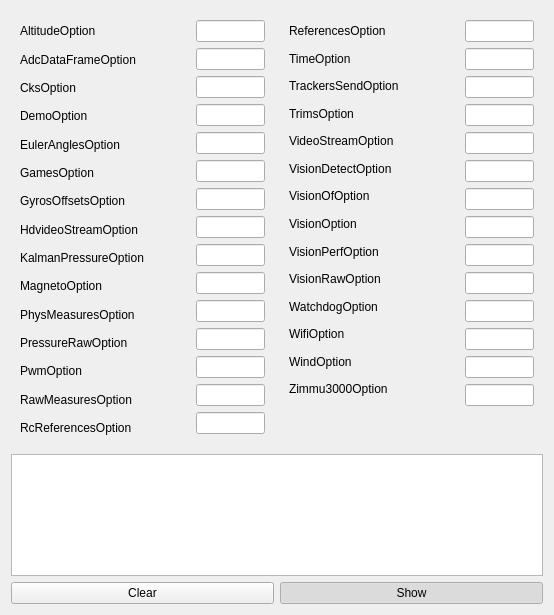
Old version of the form QT/myo-drone/gui/NavdataDebugWindow.ui in the repository ADCSP/DrohnenSteuerung.
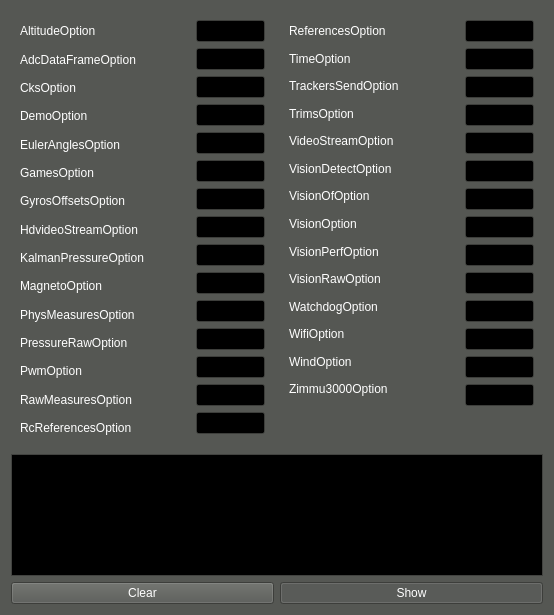
New version of the form.

Diff of the .ui file:
```diff
--- a/QT/myo-drone/gui/NavdataDebugWindow.ui
+++ b/QT/myo-drone/gui/NavdataDebugWindow.ui
@@ -22,6 +22,421 @@
     <height>615</height>
    </size>
   </property>
+  <property name="palette">
+   <palette>
+    <active>
+     <colorrole role="WindowText">
+      <brush brushstyle="SolidPattern">
+       <color alpha="255">
+        <red>255</red>
+        <green>255</green>
+        <blue>255</blue>
+       </color>
+      </brush>
+     </colorrole>
+     <colorrole role="Button">
+      <brush brushstyle="SolidPattern">
+       <color alpha="255">
+        <red>85</red>
+        <green>87</green>
+        <blue>83</blue>
+       </color>
+      </brush>
+     </colorrole>
+     <colorrole role="Light">
+      <brush brushstyle="SolidPattern">
+       <color alpha="255">
+        <red>127</red>
+        <green>131</green>
+        <blue>124</blue>
+       </color>
+      </brush>
+     </colorrole>
+     <colorrole role="Midlight">
+      <brush brushstyle="SolidPattern">
+       <color alpha="255">
+        <red>106</red>
+        <green>109</green>
+        <blue>103</blue>
+       </color>
+      </brush>
+     </colorrole>
+     <colorrole role="Dark">
+      <brush brushstyle="SolidPattern">
+       <color alpha="255">
+        <red>42</red>
+        <green>43</green>
+        <blue>41</blue>
+       </color>
+      </brush>
+     </colorrole>
+     <colorrole role="Mid">
+      <brush brushstyle="SolidPattern">
+       <color alpha="255">
+        <red>56</red>
+        <green>58</green>
+        <blue>55</blue>
+       </color>
+      </brush>
+     </colorrole>
+     <colorrole role="Text">
+      <brush brushstyle="SolidPattern">
+       <color alpha="255">
+        <red>255</red>
+        <green>255</green>
+        <blue>255</blue>
+       </color>
+      </brush>
+     </colorrole>
+     <colorrole role="BrightText">
+      <brush brushstyle="SolidPattern">
+       <color alpha="255">
+        <red>255</red>
+        <green>255</green>
+        <blue>255</blue>
+       </color>
+      </brush>
+     </colorrole>
+     <colorrole role="ButtonText">
+      <brush brushstyle="SolidPattern">
+       <color alpha="255">
+        <red>255</red>
+        <green>255</green>
+        <blue>255</blue>
+       </color>
+      </brush>
+     </colorrole>
+     <colorrole role="Base">
+      <brush brushstyle="SolidPattern">
+       <color alpha="255">
+        <red>0</red>
+        <green>0</green>
+        <blue>0</blue>
+       </color>
+      </brush>
+     </colorrole>
+     <colorrole role="Window">
+      <brush brushstyle="SolidPattern">
+       <color alpha="255">
+        <red>85</red>
+        <green>87</green>
+        <blue>83</blue>
+       </color>
+      </brush>
+     </colorrole>
+     <colorrole role="Shadow">
+      <brush brushstyle="SolidPattern">
+       <color alpha="255">
+        <red>0</red>
+        <green>0</green>
+        <blue>0</blue>
+       </color>
+      </brush>
+     </colorrole>
+     <colorrole role="AlternateBase">
+      <brush brushstyle="SolidPattern">
+       <color alpha="255">
+        <red>42</red>
+        <green>43</green>
+        <blue>41</blue>
+       </color>
+      </brush>
+     </colorrole>
+     <colorrole role="ToolTipBase">
+      <brush brushstyle="SolidPattern">
+       <color alpha="255">
+        <red>255</red>
+        <green>255</green>
+        <blue>220</blue>
+       </color>
+      </brush>
+     </colorrole>
+     <colorrole role="ToolTipText">
+      <brush brushstyle="SolidPattern">
+       <color alpha="255">
+        <red>0</red>
+        <green>0</green>
+        <blue>0</blue>
+       </color>
+      </brush>
+     </colorrole>
+    </active>
+    <inactive>
+     <colorrole role="WindowText">
+      <brush brushstyle="SolidPattern">
+       <color alpha="255">
+        <red>255</red>
+        <green>255</green>
+        <blue>255</blue>
+       </color>
+      </brush>
+     </colorrole>
+     <colorrole role="Button">
+      <brush brushstyle="SolidPattern">
+       <color alpha="255">
+        <red>85</red>
+        <green>87</green>
+        <blue>83</blue>
+       </color>
+      </brush>
+     </colorrole>
+     <colorrole role="Light">
+      <brush brushstyle="SolidPattern">
+       <color alpha="255">
+        <red>127</red>
+        <green>131</green>
+        <blue>124</blue>
+       </color>
+      </brush>
+     </colorrole>
+     <colorrole role="Midlight">
+      <brush brushstyle="SolidPattern">
+       <color alpha="255">
+        <red>106</red>
+        <green>109</green>
+        <blue>103</blue>
+       </color>
+      </brush>
+     </colorrole>
+     <colorrole role="Dark">
+      <brush brushstyle="SolidPattern">
+       <color alpha="255">
+        <red>42</red>
+        <green>43</green>
+        <blue>41</blue>
+       </color>
+      </brush>
+     </colorrole>
+     <colorrole role="Mid">
+      <brush brushstyle="SolidPattern">
+       <color alpha="255">
+        <red>56</red>
+        <green>58</green>
+        <blue>55</blue>
+       </color>
+      </brush>
+     </colorrole>
+     <colorrole role="Text">
+      <brush brushstyle="SolidPattern">
+       <color alpha="255">
+        <red>255</red>
+        <green>255</green>
+        <blue>255</blue>
+       </color>
+      </brush>
+     </colorrole>
+     <colorrole role="BrightText">
+      <brush brushstyle="SolidPattern">
+       <color alpha="255">
+        <red>255</red>
+        <green>255</green>
+        <blue>255</blue>
+       </color>
+      </brush>
+     </colorrole>
+     <colorrole role="ButtonText">
+      <brush brushstyle="SolidPattern">
+       <color alpha="255">
+        <red>255</red>
+        <green>255</green>
+        <blue>255</blue>
+       </color>
+      </brush>
+     </colorrole>
+     <colorrole role="Base">
+      <brush brushstyle="SolidPattern">
+       <color alpha="255">
+        <red>0</red>
+        <green>0</green>
+        <blue>0</blue>
+       </color>
+      </brush>
+     </colorrole>
+     <colorrole role="Window">
+      <brush brushstyle="SolidPattern">
+       <color alpha="255">
+        <red>85</red>
+        <green>87</green>
+        <blue>83</blue>
+       </color>
+      </brush>
+     </colorrole>
+     <colorrole role="Shadow">
+      <brush brushstyle="SolidPattern">
+       <color alpha="255">
+        <red>0</red>
+        <green>0</green>
+        <blue>0</blue>
+       </color>
+      </brush>
+     </colorrole>
+     <colorrole role="AlternateBase">
+      <brush brushstyle="SolidPattern">
+       <color alpha="255">
+        <red>42</red>
+        <green>43</green>
+        <blue>41</blue>
+       </color>
+      </brush>
+     </colorrole>
+     <colorrole role="ToolTipBase">
+      <brush brushstyle="SolidPattern">
+       <color alpha="255">
+        <red>255</red>
+        <green>255</green>
+        <blue>220</blue>
+       </color>
+      </brush>
+     </colorrole>
+     <colorrole role="ToolTipText">
+      <brush brushstyle="SolidPattern">
+       <color alpha="255">
+        <red>0</red>
+        <green>0</green>
+        <blue>0</blue>
+       </color>
+      </brush>
+     </colorrole>
+    </inactive>
+    <disabled>
+     <colorrole role="WindowText">
+      <brush brushstyle="SolidPattern">
+       <color alpha="255">
+        <red>42</red>
+        <green>43</green>
+        <blue>41</blue>
+       </color>
+      </brush>
+     </colorrole>
+     <colorrole role="Button">
+      <brush brushstyle="SolidPattern">
+       <color alpha="255">
+        <red>85</red>
+        <green>87</green>
+        <blue>83</blue>
+       </color>
+      </brush>
+     </colorrole>
+     <colorrole role="Light">
+      <brush brushstyle="SolidPattern">
+       <color alpha="255">
+        <red>127</red>
+        <green>131</green>
+        <blue>124</blue>
+       </color>
+      </brush>
+     </colorrole>
+     <colorrole role="Midlight">
+      <brush brushstyle="SolidPattern">
+       <color alpha="255">
+        <red>106</red>
+        <green>109</green>
+        <blue>103</blue>
+       </color>
+      </brush>
+     </colorrole>
+     <colorrole role="Dark">
+      <brush brushstyle="SolidPattern">
+       <color alpha="255">
+        <red>42</red>
+        <green>43</green>
+        <blue>41</blue>
+       </color>
+      </brush>
+     </colorrole>
+     <colorrole role="Mid">
+      <brush brushstyle="SolidPattern">
+       <color alpha="255">
+        <red>56</red>
+        <green>58</green>
+        <blue>55</blue>
+       </color>
+      </brush>
+     </colorrole>
+     <colorrole role="Text">
+      <brush brushstyle="SolidPattern">
+       <color alpha="255">
+        <red>42</red>
+        <green>43</green>
+        <blue>41</blue>
+       </color>
+      </brush>
+     </colorrole>
+     <colorrole role="BrightText">
+      <brush brushstyle="SolidPattern">
+       <color alpha="255">
+        <red>255</red>
+        <green>255</green>
+        <blue>255</blue>
+       </color>
+      </brush>
+     </colorrole>
+     <colorrole role="ButtonText">
+      <brush brushstyle="SolidPattern">
+       <color alpha="255">
+        <red>42</red>
+        <green>43</green>
+        <blue>41</blue>
+       </color>
+      </brush>
+     </colorrole>
+     <colorrole role="Base">
+      <brush brushstyle="SolidPattern">
+       <color alpha="255">
+        <red>85</red>
+        <green>87</green>
+        <blue>83</blue>
+       </color>
+      </brush>
+     </colorrole>
+     <colorrole role="Window">
+      <brush brushstyle="SolidPattern">
+       <color alpha="255">
+        <red>85</red>
+        <green>87</green>
+        <blue>83</blue>
+       </color>
+      </brush>
+     </colorrole>
+     <colorrole role="Shadow">
+      <brush brushstyle="SolidPattern">
+       <color alpha="255">
+        <red>0</red>
+        <green>0</green>
+        <blue>0</blue>
+       </color>
+      </brush>
+     </colorrole>
+     <colorrole role="AlternateBase">
+      <brush brushstyle="SolidPattern">
+       <color alpha="255">
+        <red>85</red>
+        <green>87</green>
+        <blue>83</blue>
+       </color>
+      </brush>
+     </colorrole>
+     <colorrole role="ToolTipBase">
+      <brush brushstyle="SolidPattern">
+       <color alpha="255">
+        <red>255</red>
+        <green>255</green>
+        <blue>220</blue>
+       </color>
+      </brush>
+     </colorrole>
+     <colorrole role="ToolTipText">
+      <brush brushstyle="SolidPattern">
+       <color alpha="255">
+        <red>0</red>
+        <green>0</green>
+        <blue>0</blue>
+       </color>
+      </brush>
+     </colorrole>
+    </disabled>
+   </palette>
+  </property>
   <property name="windowTitle">
    <string>Navdata</string>
   </property>
```
